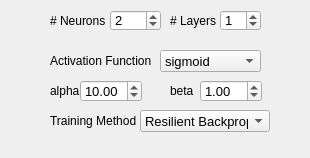
Before: the Qt Designer form _AlgorithmsPlugins/OpenCV/paramsMLP.ui in b4silio/MLDemos, drawn with Qt 5.
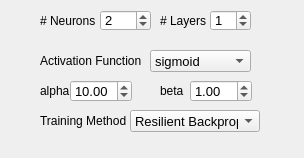
After: the same form once the commit is applied.

```diff
--- a/_AlgorithmsPlugins/OpenCV/paramsMLP.ui
+++ b/_AlgorithmsPlugins/OpenCV/paramsMLP.ui
@@ -6,7 +6,7 @@
    <rect>
     <x>0</x>
     <y>0</y>
-    <width>310</width>
+    <width>304</width>
     <height>158</height>
    </rect>
   </property>
@@ -16,7 +16,7 @@
   <widget class="QLabel" name="label_15">
    <property name="geometry">
     <rect>
-     <x>50</x>
+     <x>40</x>
      <y>50</y>
      <width>101</width>
      <height>21</height>
@@ -34,7 +34,7 @@
   <widget class="QDoubleSpinBox" name="mlpAlphaSpin">
    <property name="geometry">
     <rect>
-     <x>80</x>
+     <x>70</x>
      <y>80</y>
      <width>62</width>
      <height>22</height>
@@ -62,7 +62,7 @@
   <widget class="QLabel" name="label_17">
    <property name="geometry">
     <rect>
-     <x>170</x>
+     <x>160</x>
      <y>80</y>
      <width>31</width>
      <height>21</height>
@@ -80,7 +80,7 @@
   <widget class="QComboBox" name="mlpFunctionCombo">
    <property name="geometry">
     <rect>
-     <x>160</x>
+     <x>150</x>
      <y>50</y>
      <width>101</width>
      <height>22</height>
@@ -108,7 +108,7 @@
   <widget class="QSpinBox" name="mlpLayerSpin">
    <property name="geometry">
     <rect>
-     <x>220</x>
+     <x>210</x>
      <y>10</y>
      <width>41</width>
      <height>21</height>
@@ -135,7 +135,7 @@
   <widget class="QLabel" name="label_14">
    <property name="geometry">
     <rect>
-     <x>50</x>
+     <x>40</x>
      <y>10</y>
      <width>61</width>
      <height>21</height>
@@ -153,7 +153,7 @@
   <widget class="QLabel" name="label_18">
    <property name="geometry">
     <rect>
-     <x>170</x>
+     <x>160</x>
      <y>10</y>
      <width>51</width>
      <height>21</height>
@@ -171,7 +171,7 @@
   <widget class="QDoubleSpinBox" name="mlpBetaSpin">
    <property name="geometry">
     <rect>
-     <x>200</x>
+     <x>190</x>
      <y>80</y>
      <width>62</width>
      <height>22</height>
@@ -199,7 +199,7 @@
   <widget class="QLabel" name="label_16">
    <property name="geometry">
     <rect>
-     <x>50</x>
+     <x>40</x>
      <y>80</y>
      <width>31</width>
      <height>21</height>
@@ -217,7 +217,7 @@
   <widget class="QSpinBox" name="mlpNeuronSpin">
    <property name="geometry">
     <rect>
-     <x>110</x>
+     <x>100</x>
      <y>10</y>
      <width>51</width>
      <height>21</height>
@@ -248,7 +248,7 @@
   <widget class="QLabel" name="label_19">
    <property name="geometry">
     <rect>
-     <x>50</x>
+     <x>40</x>
      <y>110</y>
      <width>90</width>
      <height>21</height>
@@ -266,7 +266,7 @@
   <widget class="QComboBox" name="mlpTrainCombo">
    <property name="geometry">
     <rect>
-     <x>140</x>
+     <x>130</x>
      <y>110</y>
      <width>130</width>
      <height>22</height>
```
